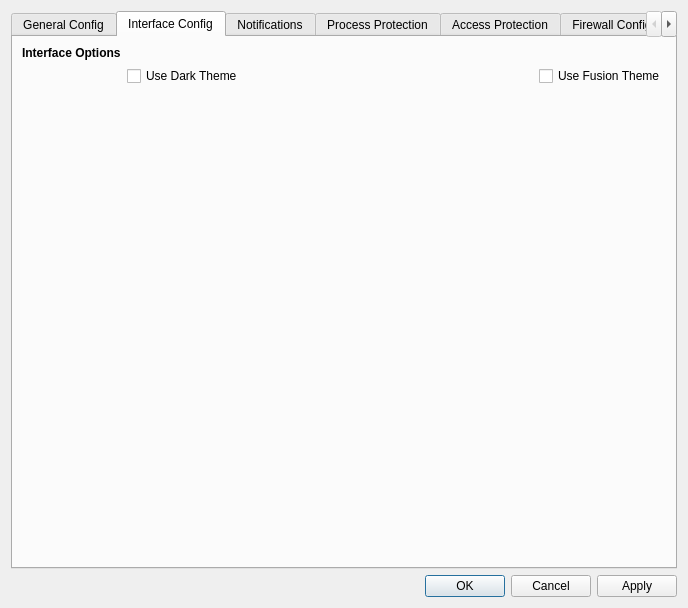
Above: MajorPrivacy/Forms/SettingsWindow.ui from xanasoft/MajorPrivacy before the change. Below: the same form after it.
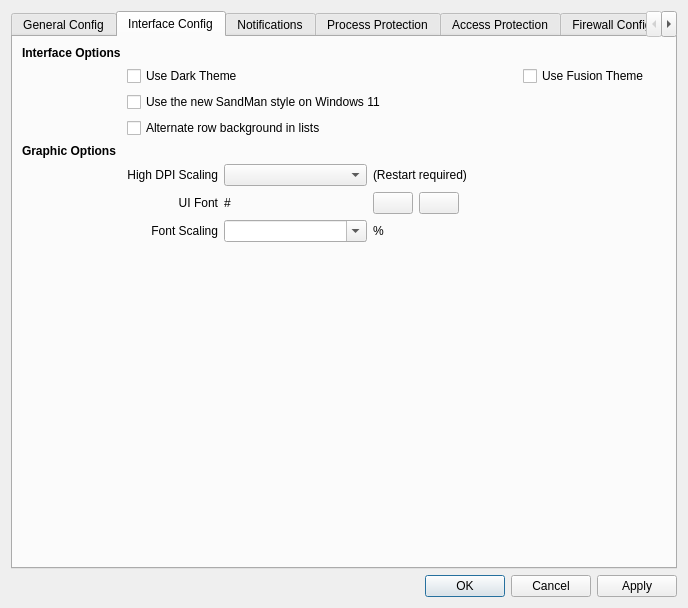
That is the form after the change. The open tabs and pages were chosen to show the change. Icons and pictures are not drawn.

What changed in the file:
```diff
--- a/MajorPrivacy/Forms/SettingsWindow.ui
+++ b/MajorPrivacy/Forms/SettingsWindow.ui
@@ -140,8 +140,74 @@
         <layout class="QGridLayout" name="gridLayout_17">
          <item row="0" column="0">
           <layout class="QGridLayout" name="gridLayout">
-           <item row="2" column="1">
-            <spacer name="horizontalSpacer_3">
+           <item row="4" column="0">
+            <widget class="QLabel" name="lblDisplay">
+             <property name="font">
+              <font>
+               <bold>true</bold>
+               <kerning>true</kerning>
+              </font>
+             </property>
+             <property name="text">
+              <string>Graphic Options</string>
+             </property>
+            </widget>
+           </item>
+           <item row="6" column="3">
+            <layout class="QHBoxLayout" name="horizontalLayout_7">
+             <item>
+              <widget class="QPushButton" name="btnSelectUiFont">
+               <property name="toolTip">
+                <string>Select Font</string>
+               </property>
+               <property name="text">
+                <string/>
+               </property>
+              </widget>
+             </item>
+             <item>
+              <widget class="QPushButton" name="btnResetUiFont">
+               <property name="toolTip">
+                <string>Reset Font</string>
+               </property>
+               <property name="text">
+                <string/>
+               </property>
+              </widget>
+             </item>
+             <item>
+              <spacer name="horizontalSpacer_23">
+               <property name="orientation">
+                <enum>Qt::Orientation::Horizontal</enum>
+               </property>
+               <property name="sizeHint" stdset="0">
+                <size>
+                 <width>40</width>
+                 <height>20</height>
+                </size>
+               </property>
+              </spacer>
+             </item>
+            </layout>
+           </item>
+           <item row="5" column="1">
+            <widget class="QLabel" name="label_23">
+             <property name="text">
+              <string>High DPI Scaling</string>
+             </property>
+             <property name="alignment">
+              <set>Qt::AlignmentFlag::AlignRight|Qt::AlignmentFlag::AlignTrailing|Qt::AlignmentFlag::AlignVCenter</set>
+             </property>
+             <property name="buddy">
+              <cstring>cmbDPI</cstring>
+             </property>
+            </widget>
+           </item>
+           <item row="5" column="2">
+            <widget class="QComboBox" name="cmbDPI"/>
+           </item>
+           <item row="8" column="3">
+            <spacer name="horizontalSpacer_12">
              <property name="orientation">
               <enum>Qt::Orientation::Horizontal</enum>
              </property>
@@ -153,28 +219,29 @@
              </property>
             </spacer>
            </item>
-           <item row="1" column="1">
-            <widget class="QCheckBox" name="chkDarkTheme">
+           <item row="6" column="1">
+            <widget class="QLabel" name="label_33">
              <property name="text">
-              <string>Use Dark Theme</string>
+              <string>UI Font</string>
              </property>
-             <property name="tristate">
-              <bool>true</bool>
+             <property name="alignment">
+              <set>Qt::AlignmentFlag::AlignRight|Qt::AlignmentFlag::AlignTrailing|Qt::AlignmentFlag::AlignVCenter</set>
              </property>
             </widget>
            </item>
-           <item row="2" column="0">
-            <spacer name="verticalSpacer">
-             <property name="orientation">
-              <enum>Qt::Orientation::Vertical</enum>
+           <item row="5" column="3">
+            <widget class="QLabel" name="label_8">
+             <property name="text">
+              <string>(Restart required)</string>
              </property>
-             <property name="sizeHint" stdset="0">
-              <size>
-               <width>20</width>
-               <height>40</height>
-              </size>
+            </widget>
+           </item>
+           <item row="2" column="1" colspan="3">
+            <widget class="QCheckBox" name="chkUseW11Style">
+             <property name="text">
+              <string>Use the new SandMan style on Windows 11</string>
              </property>
-            </spacer>
+            </widget>
            </item>
            <item row="0" column="0">
             <widget class="QLabel" name="lblInterface">
@@ -189,7 +256,7 @@
              </property>
             </widget>
            </item>
-           <item row="1" column="2">
+           <item row="1" column="4">
             <widget class="QCheckBox" name="chkFusionTheme">
              <property name="text">
               <string>Use Fusion Theme</string>
@@ -199,6 +266,96 @@
              </property>
             </widget>
            </item>
+           <item row="8" column="2">
+            <spacer name="horizontalSpacer_11">
+             <property name="orientation">
+              <enum>Qt::Orientation::Horizontal</enum>
+             </property>
+             <property name="sizeHint" stdset="0">
+              <size>
+               <width>40</width>
+               <height>20</height>
+              </size>
+             </property>
+            </spacer>
+           </item>
+           <item row="1" column="1" colspan="3">
+            <widget class="QCheckBox" name="chkDarkTheme">
+             <property name="text">
+              <string>Use Dark Theme</string>
+             </property>
+             <property name="tristate">
+              <bool>true</bool>
+             </property>
+            </widget>
+           </item>
+           <item row="8" column="4">
+            <spacer name="horizontalSpacer_13">
+             <property name="orientation">
+              <enum>Qt::Orientation::Horizontal</enum>
+             </property>
+             <property name="sizeHint" stdset="0">
+              <size>
+               <width>40</width>
+               <height>20</height>
+              </size>
+             </property>
+            </spacer>
+           </item>
+           <item row="3" column="1" colspan="3">
+            <widget class="QCheckBox" name="chkAltRows">
+             <property name="text">
+              <string>Alternate row background in lists</string>
+             </property>
+            </widget>
+           </item>
+           <item row="8" column="0">
+            <spacer name="verticalSpacer">
+             <property name="orientation">
+              <enum>Qt::Orientation::Vertical</enum>
+             </property>
+             <property name="sizeHint" stdset="0">
+              <size>
+               <width>20</width>
+               <height>40</height>
+              </size>
+             </property>
+            </spacer>
+           </item>
+           <item row="6" column="2">
+            <widget class="QLabel" name="lblUiFont">
+             <property name="text">
+              <string>#</string>
+             </property>
+            </widget>
+           </item>
+           <item row="7" column="1">
+            <widget class="QLabel" name="label_24">
+             <property name="text">
+              <string>Font Scaling</string>
+             </property>
+             <property name="alignment">
+              <set>Qt::AlignmentFlag::AlignRight|Qt::AlignmentFlag::AlignTrailing|Qt::AlignmentFlag::AlignVCenter</set>
+             </property>
+             <property name="buddy">
+              <cstring>cmbFontScale</cstring>
+             </property>
+            </widget>
+           </item>
+           <item row="7" column="2">
+            <widget class="QComboBox" name="cmbFontScale">
+             <property name="editable">
+              <bool>true</bool>
+             </property>
+            </widget>
+           </item>
+           <item row="7" column="3">
+            <widget class="QLabel" name="label_13">
+             <property name="text">
+              <string>%</string>
+             </property>
+            </widget>
+           </item>
           </layout>
          </item>
         </layout>
```
Left out of the diff: 451 changed lines with no effect on the pictures.
